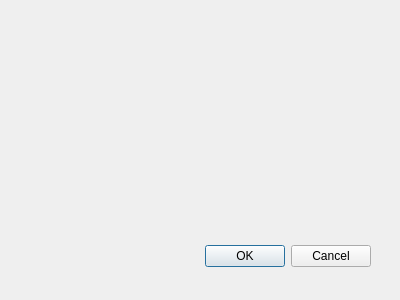
Qt form columndefinitiondialog.ui (Rolisteam/rolisteam) before a commit.
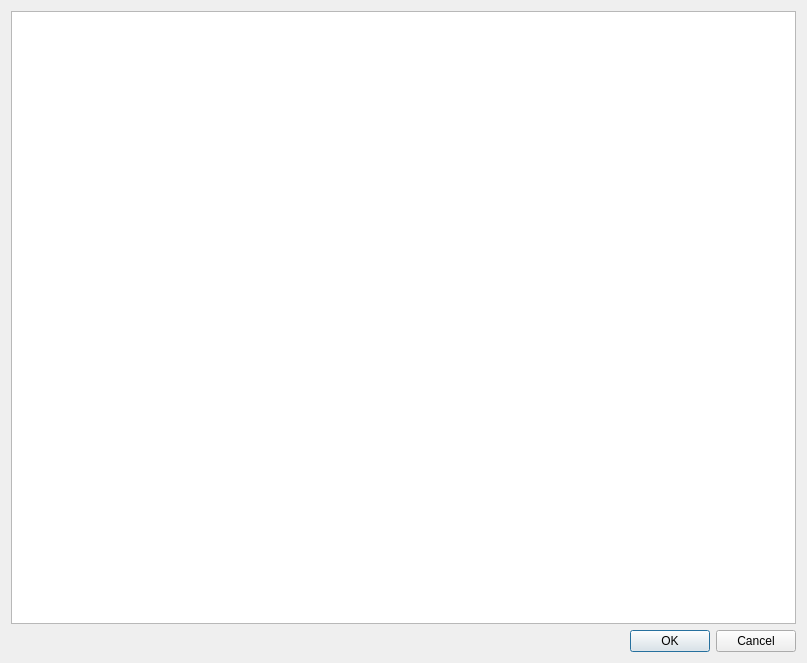
The same form after that commit.

```diff
--- a/columndefinitiondialog.ui
+++ b/columndefinitiondialog.ui
@@ -8,22 +8,19 @@
    <rect>
     <x>0</x>
     <y>0</y>
-    <width>400</width>
-    <height>300</height>
+    <width>807</width>
+    <height>663</height>
    </rect>
   </property>
   <property name="windowTitle">
    <string>Dialog</string>
   </property>
+  <layout class="QVBoxLayout" name="verticalLayout">
+   <item>
+    <widget class="QTableView" name="m_column2Field"/>
+   </item>
+   <item>
   <widget class="QDialogButtonBox" name="buttonBox">
-   <property name="geometry">
-    <rect>
-     <x>30</x>
-     <y>240</y>
-     <width>341</width>
-     <height>32</height>
-    </rect>
-   </property>
    <property name="orientation">
     <enum>Qt::Horizontal</enum>
    </property>
@@ -31,6 +28,8 @@
     <set>QDialogButtonBox::Cancel|QDialogButtonBox::Ok</set>
    </property>
   </widget>
+   </item>
+  </layout>
  </widget>
  <pixmapfunction/>
  <resources/>
```
Left out of the diff: 5 changed lines with no effect on the pictures. Lines whose indentation alone changed are shown as unchanged.
